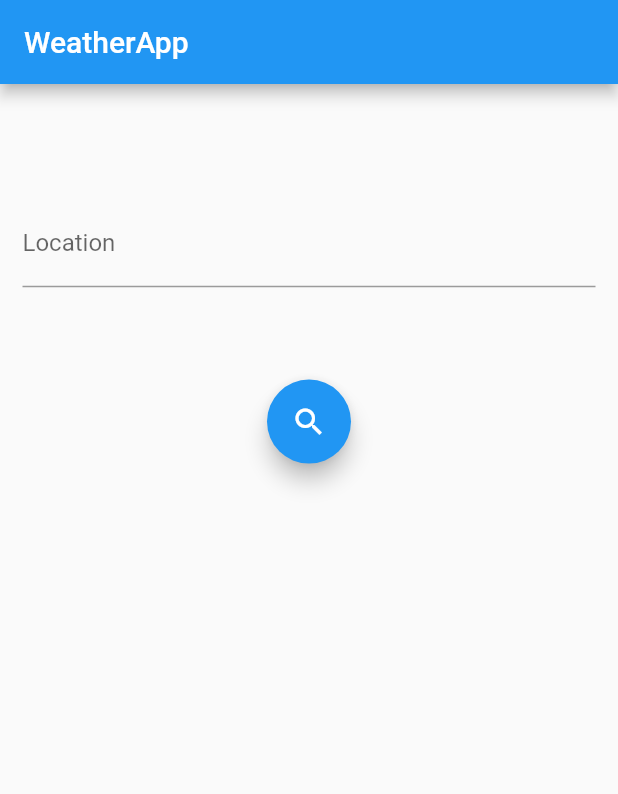
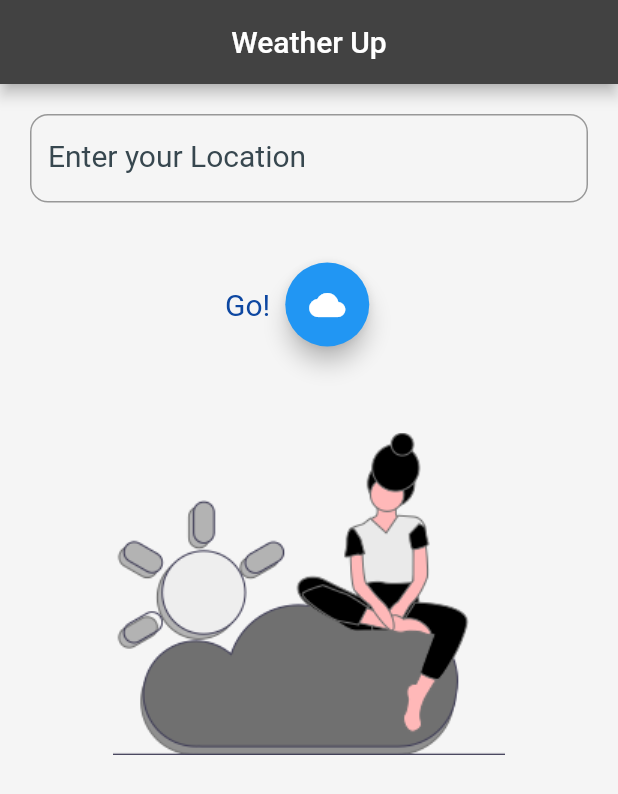
Before and after one commit to appsonduty/Apps, a Flutter app: the screen it shows after launch, on a phone screen of 412 x 824 dp. Shown: the top 794 px of the screen. Run offline on Flutter 3.47's test engine with Material 2 defaults, Android fonts, the light colour scheme and no system bars.

Commit message:
Added picture and updated search bar

```diff
--- a/weather_app/lib/weather_page.dart
+++ b/weather_app/lib/weather_page.dart
@@ -1,6 +1,8 @@
+import 'package:flutter/cupertino.dart';
 import 'package:flutter/material.dart';
 import 'package:http/http.dart' as http;
 import 'dart:convert';
+
 
 
 // DONT CHANGE THIS VALUE \\
@@ -92,27 +94,64 @@ class _WeatherPageState extends State<WeatherPage> {
   @override
   Widget build(BuildContext context) {
     return Scaffold(
+      backgroundColor: Colors.grey.shade100,
       appBar: AppBar(
-        title: Text("WeatherApp", style: TextStyle(color: Colors.white)),
+        backgroundColor: Colors.grey.shade800,
+        title: Center(child: Text("Weather Up", style: TextStyle(color: Colors.white))),
       ),
-      body: Container(
-        padding: EdgeInsets.all(15),
-        height: MediaQuery.of(context).size.height * 0.4,
+      body: SingleChildScrollView(
         child: Column(
-          mainAxisAlignment: MainAxisAlignment.spaceEvenly,
+
             children: <Widget>[
+              Padding(
+                padding: const EdgeInsets.all(20),
+                child: TextField(
+
+                 decoration: InputDecoration(labelText: 'Enter your Location',
+                     labelStyle: TextStyle(color: Colors.blueGrey.shade800,
+                     fontSize: 20
+                     ),
+                     border: OutlineInputBorder(
+                       borderRadius: BorderRadius.all(Radius.circular(12.0))
+                     ),
+
+
+                      ),
+                   controller: _locationController,
+              ),
+              ),
+              SizedBox(height: 20,),
               Container(
-                child: TextField(
-              decoration: InputDecoration(labelText: "Location"),
-              controller: _locationController,
-            )),
+                child: Padding(
+                  padding: const EdgeInsets.fromLTRB(150,0,0,0),
+                  child: Row(
+                    children: <Widget>[
+                      Text(
+                        'Go!',
+                        style: TextStyle(
+                          fontSize: 20,
+                          color: Colors.blue.shade900
+                        ),
+                      ),
+                      SizedBox(width: 10,),
                       FloatingActionButton(
                           onPressed: () => _enterLocation(context),
-                child: Icon(Icons.search))
+                          child: Icon(Icons.wb_cloudy),),
+
                     ],
                   ),
                 ),
+              ),
+              SizedBox(height: 40,),
+              Image.asset('images/Image1.png',
+              width: 300,
+              height: 250,
+              ),
 
+            ],
+          ),
+      ),
       );
+
   }
 }
```
Also changed, not shown: weather_app/pubspec.yaml (+3 -4 lines), weather_app/images/Image1.png (added). Lines whose indentation alone changed are shown as unchanged.
